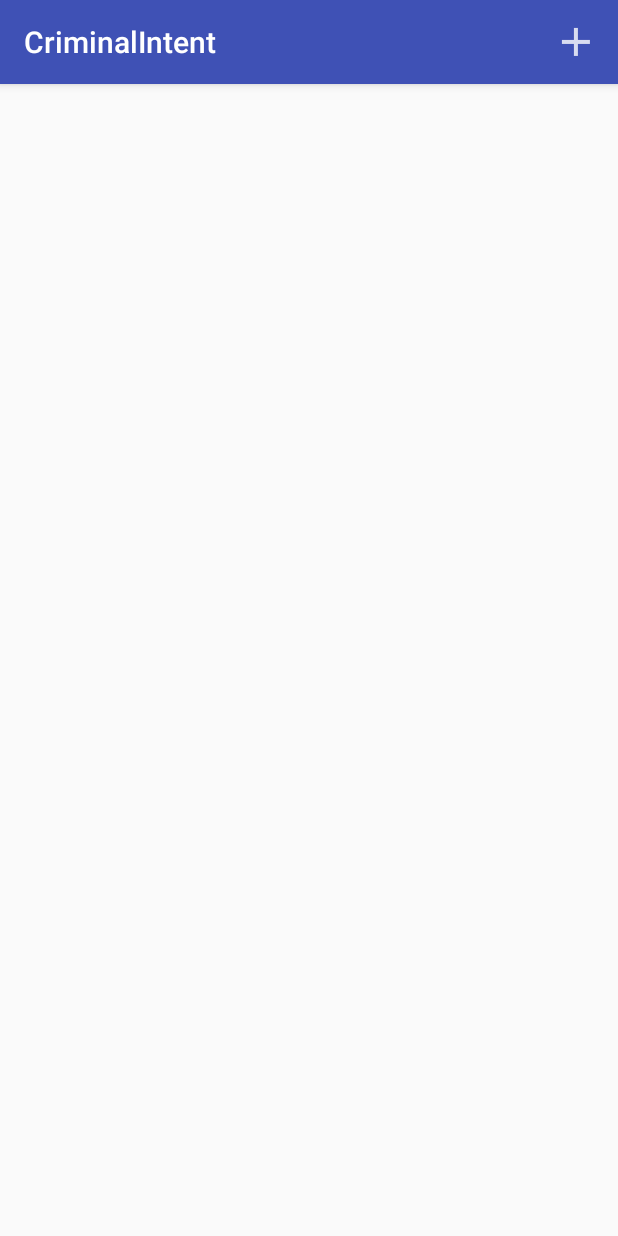
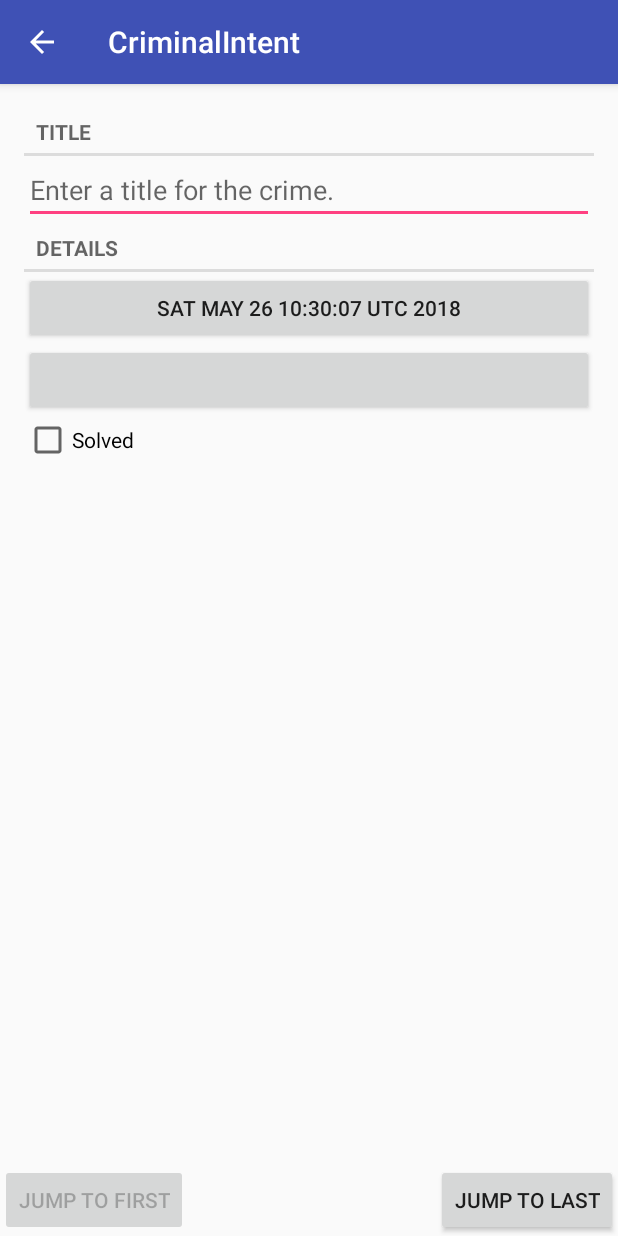
Before and after one commit to JigsawCorp/Android, an Android app: the screen it shows after launch (CrimeListActivity before the commit, CrimePagerActivity after it), after a tap on "New Crime", on a phone screen of 412 x 824 dp. Run offline under Robolectric (Android 15) with nearby library versions, the light colour scheme and no system bars.

Commit message:
Chapter 13 finished

```diff
--- a/CriminalIntent/app/src/main/AndroidManifest.xml
+++ b/CriminalIntent/app/src/main/AndroidManifest.xml
@@ -15,6 +15,9 @@
                 <category android:name="android.intent.category.LAUNCHER"/>
             </intent-filter>
         </activity>
+        <activity android:name=".CrimePagerActivity"
+            android:parentActivityName=".CrimeListActivity">
+        </activity>
         <activity android:name=".CrimeActivity">
         </activity>
     </application>
--- a/CriminalIntent/app/src/main/java/com/bignerdranch/android/criminalintent/CrimeListFragment.java
+++ b/CriminalIntent/app/src/main/java/com/bignerdranch/android/criminalintent/CrimeListFragment.java
@@ -4,6 +4,7 @@ import android.content.Intent;
 import android.os.Bundle;
 import android.support.annotation.NonNull;
 import android.support.v4.app.Fragment;
+import android.support.v7.app.AppCompatActivity;
 import android.support.v7.widget.LinearLayoutManager;
 import android.support.v7.widget.RecyclerView;
 import android.view.LayoutInflater;
@@ -21,8 +22,10 @@ import java.util.List;
 
 public class CrimeListFragment extends Fragment {
 
+    private static final String SAVED_SUBTITLE_VISIBLE = "subtitle";
     private RecyclerView mCrimeRecyclerView;
     private CrimeAdapter mAdapter;
+    private boolean mSubtitleVisible;
 
     @Override
     public void onCreate(Bundle savecInstanceState) {
@@ -36,6 +39,10 @@ public class CrimeListFragment extends Fragment {
 
         mCrimeRecyclerView = (RecyclerView) view.findViewById(R.id.crime_recycler_view);
         mCrimeRecyclerView.setLayoutManager(new LinearLayoutManager(getActivity()));
+
+        if (savedInstanceState != null) {
+            mSubtitleVisible = savedInstanceState.getBoolean(SAVED_SUBTITLE_VISIBLE);
+        }
 
         updateUI();
 
@@ -59,6 +66,8 @@ public class CrimeListFragment extends Fragment {
         else {
             mAdapter.notifyDataSetChanged();
         }
+
+        updateSubtitle();
     }
 
     private class CrimeHolder extends RecyclerView.ViewHolder implements View.OnClickListener {
@@ -124,6 +133,14 @@ public class CrimeListFragment extends Fragment {
     public void onCreateOptionsMenu(Menu menu, MenuInflater inflater) {
         super.onCreateOptionsMenu(menu, inflater);
         inflater.inflate(R.menu.fragment_crime_list, menu);
+
+        MenuItem subtitleItem = menu.findItem(R.id.show_subtitle);
+        if (mSubtitleVisible) {
+            subtitleItem.setTitle(R.string.hide_subtitle);
+        }
+        else {
+            subtitleItem.setTitle(R.string.show_subtitle);
+        }
     }
 
     @Override
@@ -132,7 +149,36 @@ public class CrimeListFragment extends Fragment {
             case R.id.new_crime:
                 Crime crime = new Crime();
                 CrimeLab.get(getActivity()).addCrimee(crime);
-                //Intent intent = CrimePagerActivity();
+                Intent intent = CrimePagerActivity.newIntent(getActivity(), crime.getId());
+                startActivity(intent);
+                return true;
+             case R.id.show_subtitle:
+                 mSubtitleVisible = !mSubtitleVisible;
+                 getActivity().invalidateOptionsMenu();
+                 updateSubtitle();
+                 return true;
+             default:
+                 return super.onOptionsItemSelected(item);
         }
     }
+
+    private void updateSubtitle() {
+        CrimeLab crimeLab = CrimeLab.get(getActivity());
+        int crimeCount = crimeLab.getCrimes().size();
+        String subtitle = getString(R.string.subtitle_format, crimeCount);
+
+        if (!mSubtitleVisible) {
+            subtitle = null;
+        }
+
+        AppCompatActivity activity = (AppCompatActivity) getActivity();
+        activity.getSupportActionBar().setSubtitle(subtitle);
+    }
+
+    @Override
+    public void onSaveInstanceState(Bundle outState) {
+        super.onSaveInstanceState(outState);
+        outState.putBoolean(SAVED_SUBTITLE_VISIBLE, mSubtitleVisible);
+    }
+
 }
--- /dev/null
+++ b/CriminalIntent/app/src/main/java/com/bignerdranch/android/criminalintent/CrimePagerActivity.java
@@ -0,0 +1,131 @@
+package com.bignerdranch.android.criminalintent;
+
+import android.content.Context;
+import android.content.Intent;
+import android.os.Bundle;
+import android.support.v4.app.Fragment;
+import android.support.v4.app.FragmentManager;
+import android.support.v4.app.FragmentPagerAdapter;
+import android.support.v4.view.ViewPager;
+import android.support.v7.app.AppCompatActivity;
+import android.util.Log;
+import android.view.View;
+import android.widget.Button;
+
+import java.util.List;
+import java.util.UUID;
+
+public class CrimePagerActivity extends AppCompatActivity {
+
+    private static final String EXTRA_CRIME_ID = "com.bignerdranch.android.criminalintent.crime_id";
+    private static final String ADAPTER_POSITION_KEY = "adapter_position_key";
+    private static final String TAG = "CrimeListFragment";
+
+    private ViewPager mViewPager;
+    private Button mJumpFirstButton;
+    private Button mJumpLastButton;
+    private List<Crime> mCrimes;
+    private int mAdapterPosition;
+
+    public static Intent newIntent(Context packageContext, UUID crimeId) {
+        Intent intent = new Intent(packageContext, CrimePagerActivity.class);
+        intent.putExtra(EXTRA_CRIME_ID, crimeId);
+        return intent;
+    }
+
+    @Override
+    public void onPause() {
+        super.onPause();
+    }
+    @Override
+    protected void onCreate(Bundle savedInstanceState) {
+        super.onCreate(savedInstanceState);
+        setContentView(R.layout.activity_crime_pager);
+
+        UUID crimeId = (UUID) getIntent().getSerializableExtra(EXTRA_CRIME_ID);
+
+        mViewPager = (ViewPager) findViewById(R.id.crime_view_pager);
+        mViewPager.addOnPageChangeListener(new ViewPager.OnPageChangeListener() {
+            @Override
+            public void onPageScrolled(int position, float positionOffset, int positionOffsetPixels) {
+                // Potato
+            }
+
+            @Override
+            public void onPageSelected(int position) {
+                updateButtons(position);
+                mAdapterPosition = position;
+            }
+
+            @Override
+            public void onPageScrollStateChanged(int state) {
+                // Blyat
+            }
+        });
+
+        mJumpFirstButton = (Button) findViewById(R.id.jump_first_button);
+        mJumpFirstButton.setOnClickListener(new View.OnClickListener() {
+            @Override
+            public void onClick(View v) {
+                mViewPager.setCurrentItem(0);
+            }
+        });
+
+        mJumpLastButton = (Button) findViewById(R.id.jump_last_button);
+        mJumpLastButton.setOnClickListener(new View.OnClickListener() {
+            @Override
+            public void onClick(View v) {
+                mViewPager.setCurrentItem(mCrimes.size() - 1);
+            }
+        });
+
+        mCrimes = CrimeLab.get(this).getCrimes();
+        FragmentManager fragmentManager = getSupportFragmentManager();
+        mViewPager.setAdapter(new FragmentPagerAdapter(fragmentManager) {
+
+            @Override
+            public Fragment getItem(int position) {
+                Crime crime = mCrimes.get(position);
+                return CrimeFragment.newInstance(crime.getId());
+            }
+
+            @Override
+            public int getCount() {
+                return mCrimes.size();
+            }
+
+        });
+
+        for (int i = 0; i < mCrimes.size(); ++i) {
+            if(mCrimes.get(i).getId().equals(crimeId)) {
+                mViewPager.setCurrentItem(i);
+                updateButtons(i);
+                mAdapterPosition = i;
+                break;
+            }
+        }
+    }
+
+    @Override
+    public void onSaveInstanceState(Bundle savedInstanceState) {
+        super.onSaveInstanceState(savedInstanceState);
+        savedInstanceState.putInt(ADAPTER_POSITION_KEY, mAdapterPosition);
+        Log.i(TAG, "onSaveInstanceState: ");
+    }
+
+
+    private void updateButtons(int position) {
+        if(position == 0) {
+            mJumpFirstButton.setEnabled(false);
+            mJumpLastButton.setEnabled(true);
+        }
+        else if(position == (mCrimes.size() - 1)) {
+            mJumpLastButton.setEnabled(false);
+            mJumpFirstButton.setEnabled(true);
+        }
+        else {
+            mJumpFirstButton.setEnabled(true);
+            mJumpLastButton.setEnabled(true);
+        }
+    }
+}
--- /dev/null
+++ b/CriminalIntent/app/src/main/res/layout/activity_crime_pager.xml
@@ -0,0 +1,37 @@
+<?xml version="1.0" encoding="utf-8"?>
+
+<FrameLayout
+    xmlns:android="http://schemas.android.com/apk/res/android"
+    android:layout_height="match_parent"
+    android:layout_width="match_parent"
+    android:orientation="vertical">
+
+    <android.support.v4.view.ViewPager
+        android:id="@+id/crime_view_pager"
+        android:layout_width="match_parent"
+        android:layout_height="wrap_content"
+        android:layout_margin="16dp"></android.support.v4.view.ViewPager>
+
+    <FrameLayout
+        android:layout_marginTop="16dp"
+        android:layout_width="match_parent"
+        android:layout_height="wrap_content"
+        android:layout_gravity="bottom|center_horizontal"
+        android:orientation="horizontal">
+
+        <Button
+            android:id="@+id/jump_first_button"
+            android:layout_width="wrap_content"
+            android:layout_height="wrap_content"
+            android:layout_gravity="left"
+            android:text="@string/crime_jump_first_button" />
+
+        <Button
+            android:id="@+id/jump_last_button"
+            android:layout_width="wrap_content"
+            android:layout_height="wrap_content"
+            android:layout_gravity="right"
+            android:text="@string/crime_jump_last_button" />
+
+    </FrameLayout>
+</FrameLayout>
--- a/CriminalIntent/app/src/main/res/menu/fragment_crime_list.xml
+++ b/CriminalIntent/app/src/main/res/menu/fragment_crime_list.xml
@@ -8,4 +8,8 @@
         android:title="@string/new_crime"
         app:showAsAction="ifRoom|withText"/>
 
+    <item
+        android:id="@+id/show_subtitle"
+        android:title="@string/show_subtitle"
+        app:showAsAction="ifRoom"/>
 </menu>
--- a/CriminalIntent/app/src/main/res/values/strings.xml
+++ b/CriminalIntent/app/src/main/res/values/strings.xml
@@ -8,6 +8,8 @@
     <string name="date_picker_title">Date of crime:</string>
     <string name="new_crime">New Crime</string>
     <string name="show_subtitle">Show Subtitle</string>
-    <string name="hide_subtitle">Hide Subtitle</string>
+    <string name="hide_subtitle">Hide Subtitle</string>C
     <string name="subtitle_format">%1$d crimes</string>
+    <string name="crime_jump_first_button">jump to first</string>
+    <string name="crime_jump_last_button">jump to last</string>
 </resources>
```
